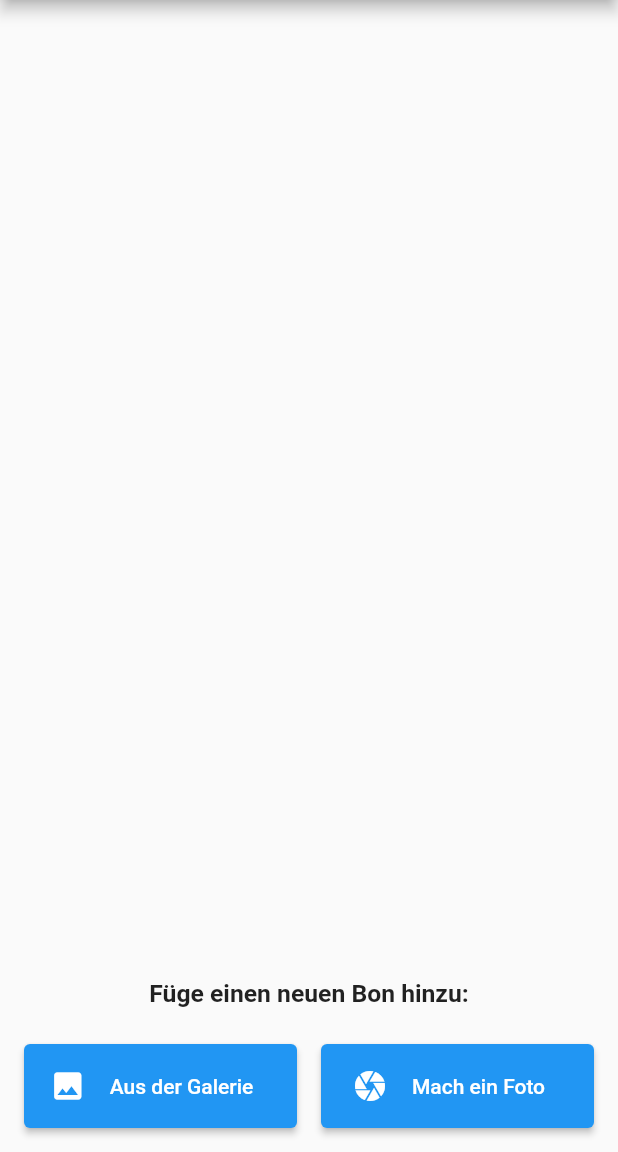
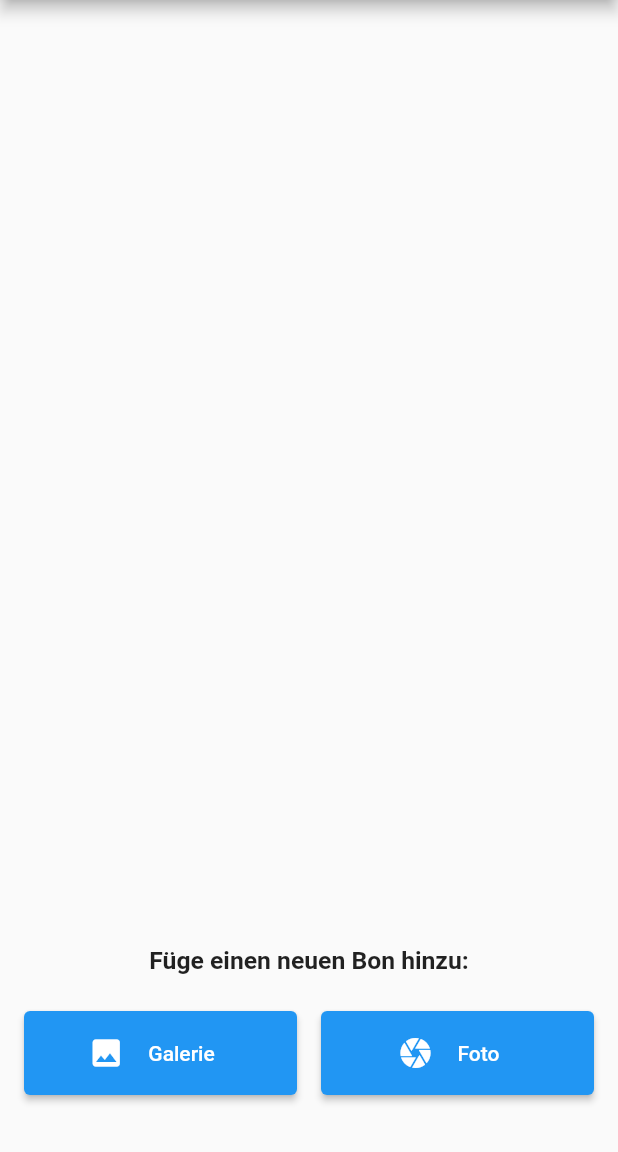
Before and after one commit to DavidCredo/bonkers, a Flutter app: the screen it shows once a user with an empty profile is signed in, on a phone screen of 412 x 824 dp, the part 84-1236 px from its top. Run offline on Flutter 3.47's test engine with Material 2 defaults, Android fonts, the phone set to English and light mode, and no system bars; our stand-ins replace cloud_firestore, firebase_auth, firebase_core, flutter_image_compress, flutter_riverpod, image_picker; missing offline and left inert: exif, flutter_material_color_picker, google_mlkit_commons, google_mlkit_text_recognition, touchable; accounts and stored records are empty.

Commit message:
beautify buttons

```diff
--- a/lib/views/home.dart
+++ b/lib/views/home.dart
@@ -61,7 +61,7 @@ class _HomeViewState extends ConsumerState<HomeView> {
             ),
           ),
           Padding(
-            padding: const EdgeInsets.all(8),
+            padding: const EdgeInsets.fromLTRB(8, 8, 8, 30),
             child: Row(children: [
               Expanded(
                   child: Padding(
@@ -70,7 +70,7 @@ class _HomeViewState extends ConsumerState<HomeView> {
                   icon: const Icon(Icons.image),
                   label: const Padding(
                     padding: EdgeInsets.fromLTRB(8.0, 20.0, 8, 20),
-                    child: Text('Aus der Galerie'),
+                    child: Text('Galerie'),
                   ),
                   onPressed: () => _getImage(ImageSource.gallery),
                 ),
@@ -82,7 +82,7 @@ class _HomeViewState extends ConsumerState<HomeView> {
                   icon: const Icon(Icons.camera),
                   label: const Padding(
                     padding: EdgeInsets.fromLTRB(8.0, 20, 8, 20),
-                    child: Text('Mach ein Foto'),
+                    child: Text('Foto'),
                   ),
                   onPressed: () => _getImage(ImageSource.camera),
                 ),
```
